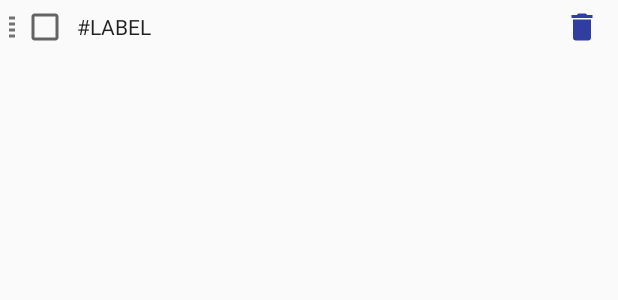
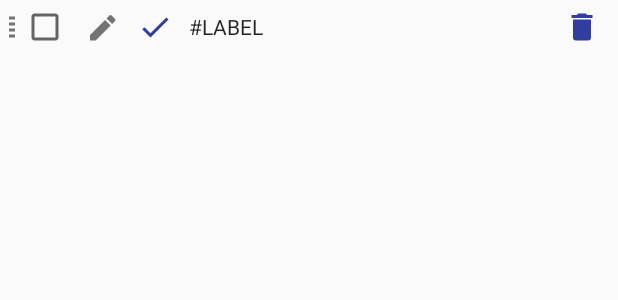
Before and after one commit to abetrosita/MyNotes, an Android app: the layout dialog_label_item.xml on its own in the app's theme, with its tools: preview values and no code run, on a phone screen of 412 x 824 dp. Shown: the top 300 px of the screen. Run offline under Robolectric (Android 15) with nearby library versions, the phone set to English and light mode, and no system bars.

Commit message:
LabelTesting

```diff
--- a/app/src/main/java/com/example/abetrosita/mynotes/AppConstant.java
+++ b/app/src/main/java/com/example/abetrosita/mynotes/AppConstant.java
@@ -30,6 +30,9 @@ public class AppConstant {
     public static final int NOTE_LABEL_SMALL = 1;
     public static final int NOTE_LABEL_NORMAL = 2;
 
+    public static final int NOTE_CALLER_MAIN = 1;
+    public static final int NOTE_CALLER_DETAIL =2;
+
     public static final String NOTE_INTENT_OBJECT = "note_intent_transfer";
     public static final String NOTE_INTENT_ACTION = "note_intent_action";
     public static final String NOTE_INTENT_ADD = "note_intent_add";
--- a/app/src/main/java/com/example/abetrosita/mynotes/FlowLayout.java
+++ b/app/src/main/java/com/example/abetrosita/mynotes/FlowLayout.java
@@ -9,11 +9,8 @@ public class FlowLayout extends ViewGroup {
     private int line_height_space;
 
     public static class LayoutParams extends ViewGroup.LayoutParams {
-
         public int horizontal_spacing;
         public int vertical_spacing;
-
-
         public LayoutParams(int horizontal_spacing, int vertical_spacing) {
             super(0, 0);
             this.horizontal_spacing = horizontal_spacing;
--- a/app/src/main/java/com/example/abetrosita/mynotes/Label.java
+++ b/app/src/main/java/com/example/abetrosita/mynotes/Label.java
@@ -34,7 +34,6 @@ public class Label implements Serializable{
     }
 
     public Label(Cursor cursor){
-        //cursor.moveToFirst();
         mId =  cursor.getInt(cursor.getColumnIndex(BaseColumns._ID));
         mName =  cursor.getString(cursor.getColumnIndex(LabelContract.Columns.LABEL_NAME));
         mColor =  cursor.getString(cursor.getColumnIndex(LabelContract.Columns.LABEL_COLOR));
--- a/app/src/main/java/com/example/abetrosita/mynotes/LabelListLayout.java
+++ b/app/src/main/java/com/example/abetrosita/mynotes/LabelListLayout.java
@@ -40,7 +40,7 @@ public class LabelListLayout extends FlowLayout {
                     }
                 }
 
-                new LabelDialog(mContext, labelList);
+                new LabelDialog(mContext, labelList, AppConstant.NOTE_CALLER_DETAIL);
             }
         });
     }
--- a/app/src/main/java/com/example/abetrosita/mynotes/MainActivity.java
+++ b/app/src/main/java/com/example/abetrosita/mynotes/MainActivity.java
@@ -208,7 +208,7 @@ public class MainActivity extends AppCompatActivity implements
             return true;
         }else if(id == R.id.action_label){
             getSupportLoaderManager().restartLoader(LABEL_LOADER_ID, null, labelLoader);
-            new LabelDialog(mContext, mLabels);
+            new LabelDialog(mContext, mLabels, AppConstant.NOTE_CALLER_MAIN);
         }
 
         return super.onOptionsItemSelected(item);
--- a/app/src/main/java/com/example/abetrosita/mynotes/NoteDetailActivity.java
+++ b/app/src/main/java/com/example/abetrosita/mynotes/NoteDetailActivity.java
@@ -9,7 +9,6 @@ import android.os.Bundle;
 import android.support.v7.app.AlertDialog;
 import android.support.v7.app.AppCompatActivity;
 import android.text.TextUtils;
-import android.util.Log;
 import android.view.Menu;
 import android.view.MenuItem;
 import android.view.View;
@@ -56,8 +55,6 @@ public class NoteDetailActivity extends AppCompatActivity {
         mFlowLayoutLabel = (FlowLayout) findViewById(R.id.ll_note_labels);
         mEditTextTitle = (EditText) findViewById(R.id.et_note_title);
         mEditTextBody = (EditText) findViewById(R.id.et_note_body);
-        //TODO: ADD LABELS TABLE TO CONTROL LABEL SELECTIONS
-        //mTextViewLabel = (EditText) findViewById(R.id.et_note_label);
 
         mImageView = (ImageView) findViewById(R.id.detail_image);
         mImageView.setOnLongClickListener(new View.OnLongClickListener() {
@@ -141,12 +138,11 @@ public class NoteDetailActivity extends AppCompatActivity {
             case AppConstant.NOTE_INTENT_UPDATE:
                 mNote.setTitle(title);
                 mNote.setBody(body);
-                //mNote.setLabel(label);
                 mNote.setDateModified(getDateTime());
                 mValues = mNote.getContentValues();
                 mValues.put(NoteContract.Columns.LABEL, labelIds);
                 mValues.put(NoteContract.Columns.IMAGE_PATH, mImagePath);
-                Log.d(LOG_TAG, "++++ ImagePath:" + mImagePath);
+                //Log.d(LOG_TAG, "++++ ImagePath:" + mImagePath);
                 Uri uri = NoteContract.Notes.buildNoteUri(String.valueOf(mNote.getId()));
                 MainActivity.mContentResolver.update(uri, mValues, null, null);
                 break;
--- /dev/null
+++ b/app/src/main/res/drawable/ic_menu_edit.xml
@@ -0,0 +1,7 @@
+<vector xmlns:android="http://schemas.android.com/apk/res/android"
+        android:height="24dp"
+        android:width="24dp"
+        android:viewportWidth="24"
+        android:viewportHeight="24">
+    <path android:fillColor="@color/colorTextTertiary" android:pathData="M20.71,4.04C21.1,3.65 21.1,3 20.71,2.63L18.37,0.29C18,-0.1 17.35,-0.1 16.96,0.29L15,2.25L18.75,6M17.75,7L14,3.25L4,13.25V17H7.75L17.75,7Z" />
+</vector>
--- a/app/src/main/res/layout/dialog_label.xml
+++ b/app/src/main/res/layout/dialog_label.xml
@@ -17,7 +17,6 @@
 
         <ImageView
             android:id="@+id/iv_add_label"
-            android:layout_marginLeft="15dp"
             android:padding="5dp"
             android:layout_width="wrap_content"
             android:layout_height="match_parent"
@@ -32,6 +31,7 @@
         <EditText
             android:id="@+id/et_add_label"
             android:layout_width="0dp"
+            android:layout_marginLeft="10dp"
             android:layout_height="wrap_content"
             android:layout_weight="1"
             android:hint="Add a label..."
--- a/app/src/main/res/layout/dialog_label_item.xml
+++ b/app/src/main/res/layout/dialog_label_item.xml
@@ -13,8 +13,27 @@
 
     <CheckBox
         android:id="@+id/chk_dialog_label"
+        android:layout_width="36dp"
+        android:gravity="center_vertical"
+        android:layout_height="wrap_content"/>
+
+    <ImageView
+        android:id="@+id/iv_dialog_edit"
+        android:layout_width="36dp"
+        android:paddingTop="8dp"
+        android:layout_height="match_parent"
+        android:layout_gravity="center_vertical"
+        android:src="@drawable/ic_menu_edit"/>
+
+
+
+    <ImageView
+        android:id="@+id/iv_dialog_accept"
         android:layout_width="wrap_content"
-        android:layout_height="wrap_content"/>
+        android:layout_height="match_parent"
+        android:paddingLeft="5dp"
+        android:paddingRight="5dp"
+        android:src="@drawable/ic_check_primary"/>
 
     <TextView
         android:id="@+id/tv_note_label"
@@ -27,7 +46,7 @@
         android:textColor="?attr/textColorAlertDialogListItem"/>
 
     <ImageView
-        android:id="@+id/iv_delete_label"
+        android:id="@+id/iv_dialog_delete"
         android:paddingLeft="10dp"
         android:paddingRight="10dp"
         android:layout_width="wrap_content"
```
Also changed, not shown: app/src/main/java/com/example/abetrosita/mynotes/AppProvider.java (+3 -7 lines), app/src/main/java/com/example/abetrosita/mynotes/LabelAdapter.java (+26 -10 lines), app/src/main/java/com/example/abetrosita/mynotes/LabelDialog.java (+3 -4 lines), app/src/main/java/com/example/abetrosita/mynotes/LabelRecyclerView.java (deleted, +0 -36 lines), app/src/main/java/com/example/abetrosita/mynotes/LabelViewHolder.java (added, +48 -0 lines).
